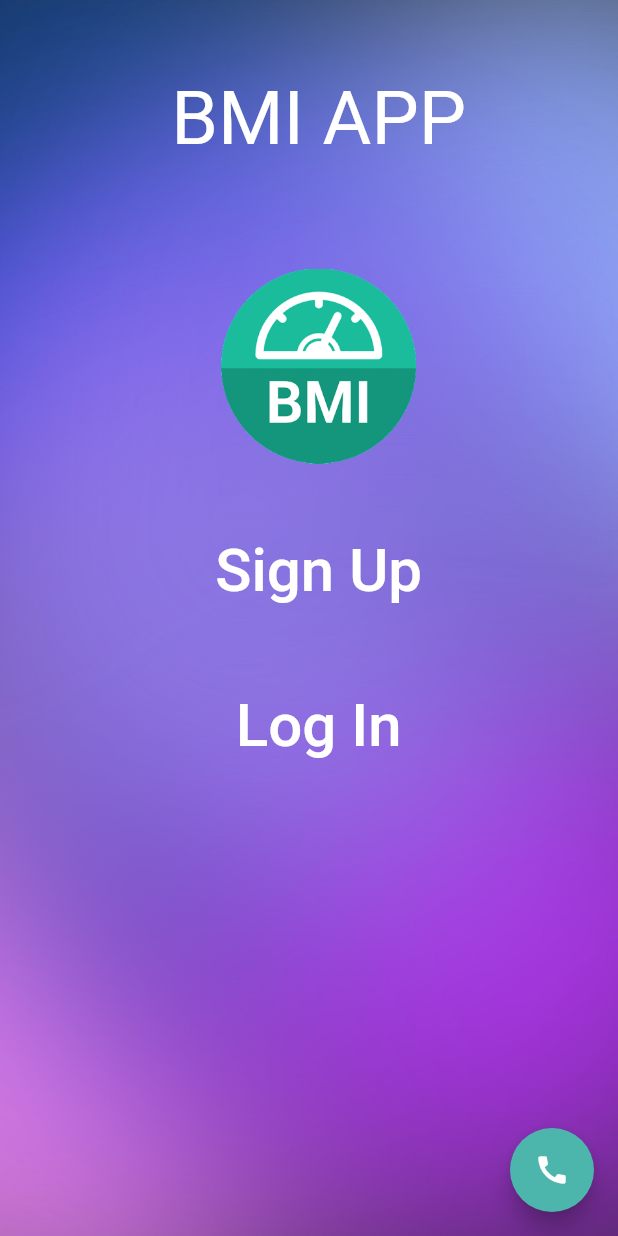
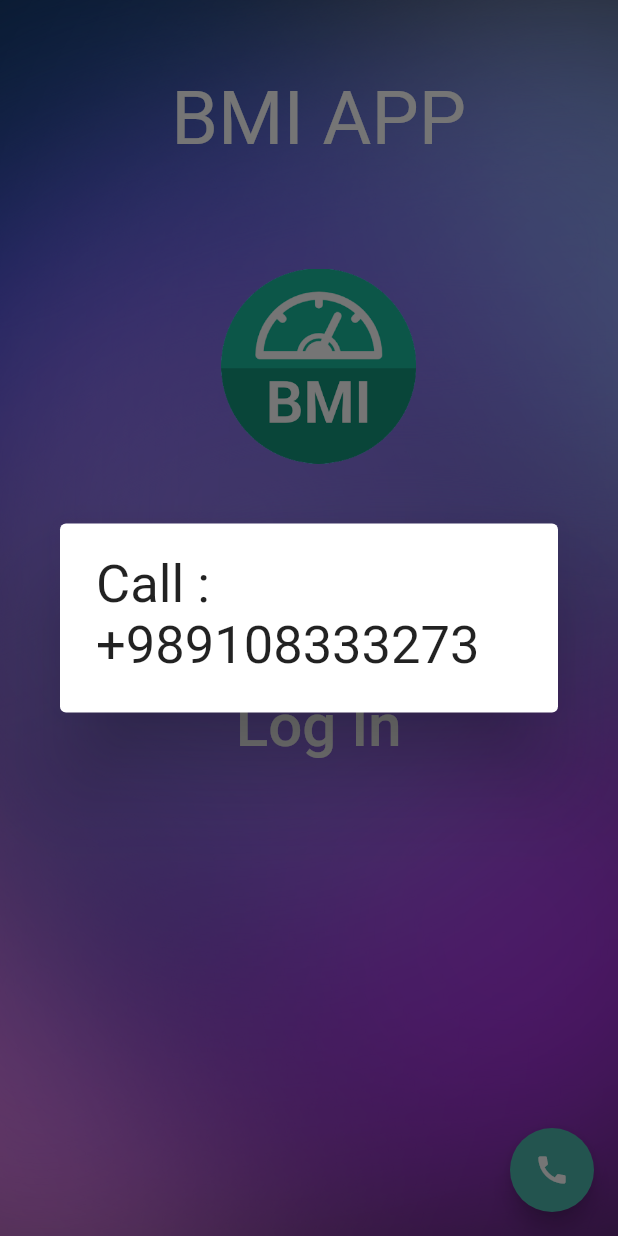
Before and after one commit to narjesabdolii/BMI_Calculatorapp, a Flutter app: the screen it shows after launch, after a tap on the "call" icon, on a phone screen of 412 x 824 dp. Run offline on Flutter 3.47's test engine with Material 2 defaults, Android fonts, the phone set to English and light mode, and no system bars; Roboto replaces fonts that are missing (Dongle-Bold).

Commit message:
changes : activate FAB on home

```diff
--- a/lib/pages/home.dart
+++ b/lib/pages/home.dart
@@ -83,7 +83,21 @@ class _HomeState extends State<Home> {
     ),
     ),
       floatingActionButton: FloatingActionButton(
-        onPressed: () {  },
+        onPressed: () {
+      showDialog(
+        context: context,
+        builder: (context){
+          return const AlertDialog(
+            content: Text( 'Call : +989108333273',
+              style: TextStyle(
+                  fontFamily: 'Dongle-Bold',
+                  fontSize: 35.0
+              ) ,
+            ),
+          );
+        },
+      );
+    },
         backgroundColor: Colors.teal[300],
         child: const Icon(Icons.call),
 
```
